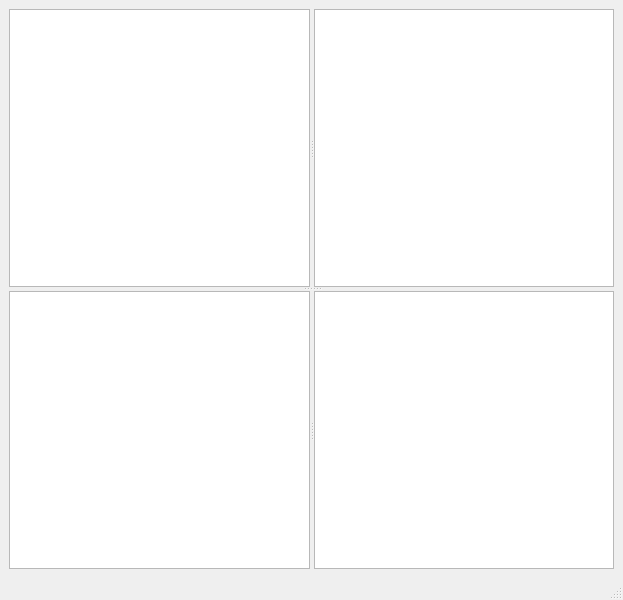
Before: the Qt Designer form View/View.ui in Dovmial/SimpleSystemInventarization, drawn with Qt 5.
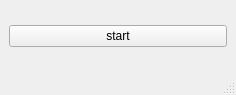
After: the same form once the commit is applied.

Commit message: add new Dialogs in View

Patch:
```diff
--- a/View/View.ui
+++ b/View/View.ui
@@ -6,8 +6,8 @@
    <rect>
     <x>0</x>
     <y>0</y>
-    <width>623</width>
-    <height>600</height>
+    <width>236</width>
+    <height>95</height>
    </rect>
   </property>
   <property name="windowTitle">
@@ -16,33 +16,10 @@
   <widget class="QWidget" name="centralwidget">
    <layout class="QGridLayout" name="gridLayout">
     <item row="0" column="0">
-     <widget class="QSplitter" name="splitter_3">
-      <property name="orientation">
-       <enum>Qt::Vertical</enum>
+     <widget class="QPushButton" name="pushButtonStart">
+      <property name="text">
+       <string>start</string>
       </property>
-      <property name="childrenCollapsible">
-       <bool>false</bool>
-      </property>
-      <widget class="QSplitter" name="splitter">
-       <property name="orientation">
-        <enum>Qt::Horizontal</enum>
-       </property>
-       <property name="childrenCollapsible">
-        <bool>false</bool>
-       </property>
-       <widget class="QTableView" name="tvItems"/>
-       <widget class="QPlainTextEdit" name="pteInfoItems"/>
-      </widget>
-      <widget class="QSplitter" name="splitter_2">
-       <property name="orientation">
-        <enum>Qt::Horizontal</enum>
-       </property>
-       <property name="childrenCollapsible">
-        <bool>false</bool>
-       </property>
-       <widget class="QTableView" name="tvServiceItems"/>
-       <widget class="QTableView" name="tvProblemSolutionItems"/>
-      </widget>
      </widget>
     </item>
    </layout>
```
Left out of the diff: 22 changed lines with no effect on the pictures. The commit also changes 16 other files.
